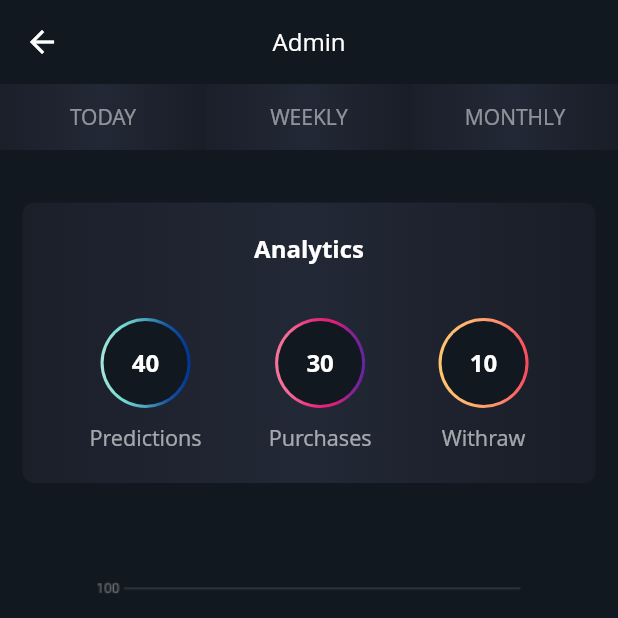
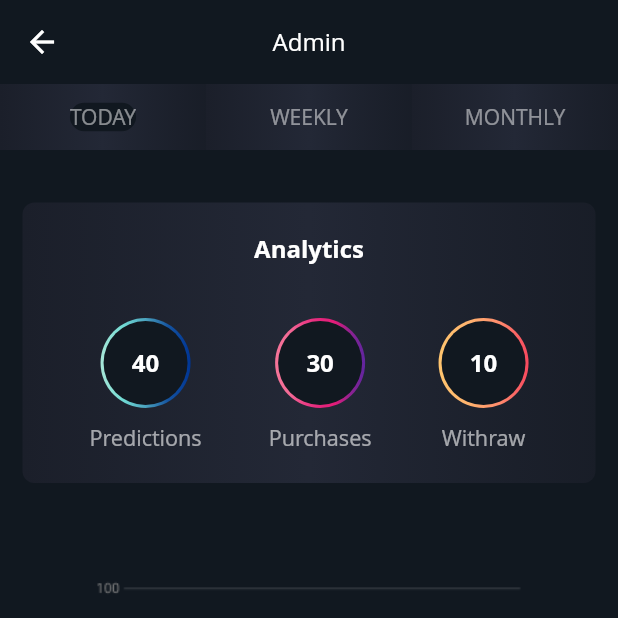
Before and after one commit to Trivergence/leagx, a Flutter app: the AdminScreen screen opened by its route, on a phone screen of 412 x 824 dp, the top half of it. Run offline on Flutter 3.47's test engine with Material 2 defaults, Android fonts, the phone set to English and light mode, and no system bars; our stand-ins replace cached_network_image, carousel_slider, charts_flutter, flutter_native_splash, fluttertoast, font_awesome_flutter and 2 more; accounts and stored records are empty; generated files the repository leaves out were written again.

Commit message:
ui fixes

```diff
--- a/lib/constants/strings.dart
+++ b/lib/constants/strings.dart
@@ -3,4 +3,7 @@ class Strings {
 
   //General
   static const String appName = "Bailbooks";
+
+  static String placeHolderUrl =
+      "https://picsum.photos/100/100?${DateTime.now().microsecondsSinceEpoch}";
 }
--- a/lib/routes/routes.dart
+++ b/lib/routes/routes.dart
@@ -10,6 +10,7 @@ import 'package:bailbooks_defendant/ui/screens/dashboard/dashbard.dart';
 import 'package:bailbooks_defendant/ui/screens/faq/faqs_screen.dart';
 import 'package:bailbooks_defendant/ui/screens/onboarding/onboarding_screen.dart';
 import 'package:bailbooks_defendant/ui/screens/prediciton_s/prediction_s_screen.dart';
+import 'package:bailbooks_defendant/ui/screens/privacy_policy/privacy_policy_screen.dart';
 import 'package:bailbooks_defendant/ui/screens/profile/profile_info_update.dart';
 import 'package:bailbooks_defendant/ui/screens/profile/profile_settings.dart';
 import 'package:bailbooks_defendant/ui/screens/terms_service/terms_service_screen.dart';
@@ -37,6 +38,7 @@ class Routes {
   static const String profileSettings = '/profileSettings';
   static const String profileInfoUpdate = '/profileInfoUpdate';
   static const String admin = "/admin";
+  static const String privacyPolicy = "/privacyPolicy";
 
   Route<dynamic> generateRoutes(RouteSettings routeSettings) {
     switch (routeSettings.name) {
@@ -75,6 +77,8 @@ class Routes {
         return generateRoute(routeSettings.name!, ProfileInfoUpdateScreen());
       case admin:
         return generateRoute(routeSettings.name!, AdminScreen());
+      case privacyPolicy:
+        return generateRoute(routeSettings.name!, const PrivacyPolicyScreen());
 
       default:
         return generateRoute(
--- a/lib/ui/screens/admin/admin.dart
+++ b/lib/ui/screens/admin/admin.dart
@@ -8,7 +8,18 @@ import 'package:bailbooks_defendant/ui/widgets/text_widget.dart';
 import 'package:flutter/material.dart';
 import 'package:charts_flutter/flutter.dart' as charts;
 
-class AdminScreen extends StatelessWidget {
+class AdminScreen extends StatefulWidget {
+
+  AdminScreen({Key? key}) : super(key: key);
+
+  @override
+  State<AdminScreen> createState() => _AdminScreenState();
+}
+
+class _AdminScreenState extends State<AdminScreen> {
+  bool isTodayTapped = true;
+  bool isWeeklyTapped = false;
+  bool isMonthlyTapped = false;
   final List<SubscriberSeries> data = [
     SubscriberSeries(
       year: "2008",
@@ -51,7 +62,6 @@ class AdminScreen extends StatelessWidget {
       barColor: charts.ColorUtil.fromDartColor(Colors.pink),
     ),
   ];
-  AdminScreen({Key? key}) : super(key: key);
 
   @override
   Widget build(BuildContext context) {
@@ -61,8 +71,7 @@ class AdminScreen extends StatelessWidget {
           data: data,
           domainFn: (SubscriberSeries series, _) => series.year,
           measureFn: (SubscriberSeries series, _) => series.subscribers,
-          colorFn: (SubscriberSeries series, _) => series.barColor
-      )
+          colorFn: (SubscriberSeries series, _) => series.barColor)
     ];
     return Scaffold(
       appBar: AppBarWidget(
@@ -79,10 +88,18 @@ class AdminScreen extends StatelessWidget {
                     gradient: AppColors.blackishGradient,
                   ),
                   child: Center(
-                    child: TextWidget(
-                      text: 'TODAY',
-                      color: AppColors.colorWhite.withOpacity(0.5),
-                      textSize: 14.0,
+                    child: Container(
+                      margin: const  EdgeInsets.symmetric(
+                          horizontal: 14.0, vertical: 8.0),
+                      decoration:  BoxDecoration(
+                        color:isTodayTapped? AppColors.colorBackground : Colors.transparent,
+                        borderRadius: const BorderRadius.all(Radius.circular(14.0)),
+                      ),
+                      child: TextWidget(
+                        text: 'TODAY',
+                        color: AppColors.colorWhite.withOpacity(0.5),
+                        textSize: 14.0,
+                      ),
                     ),
                   ),
                 ),
@@ -179,10 +196,5 @@ class SubscriberSeries {
   final charts.Color barColor;
 
   SubscriberSeries(
-      {
-        required this.year,
-        required this.subscribers,
-        required this.barColor
-      }
-      );
+      {required this.year, required this.subscribers, required this.barColor});
 }
--- a/lib/ui/screens/dashboard/components/fixture/fixture.dart
+++ b/lib/ui/screens/dashboard/components/fixture/fixture.dart
@@ -33,7 +33,7 @@ class FixtureScreen extends StatelessWidget {
                       height: 40.0,
                       child: ListView.builder(
                         scrollDirection: Axis.horizontal,
-                        itemCount: 3,
+                        itemCount: 15,
                         shrinkWrap: true,
                         itemBuilder: (context, index) {
                           return Padding(
--- a/lib/ui/screens/profile/profile_settings.dart
+++ b/lib/ui/screens/profile/profile_settings.dart
@@ -89,7 +89,7 @@ class ProfileSettingsScreen extends StatelessWidget {
                         MainButton(
                           width: 90.0,
                           height: 26.0,
-                          text: 'Withraw',
+                          text: 'Withdraw',
                           fontSize: 14.0,
                           onPressed: () {},
                         ),
```
Also changed, not shown: lib/ui/screens/admin/components/admin_tab_bar.dart (added, +55 -0 lines), lib/ui/screens/admin/components/admin_tabbar_button.dart (added, +44 -0 lines), lib/ui/screens/dashboard/components/setting/setting.dart (+6 -2 lines), lib/ui/screens/drawer/drawer_screen.dart (+6 -2 lines), lib/ui/screens/prediciton_s/prediction_s_screen.dart (+1 -9 lines), lib/ui/screens/privacy_policy/privacy_policy_screen.dart (added, +90 -0 lines), lib/ui/screens/profile/profile_info_update.dart (+3 -9 lines).
